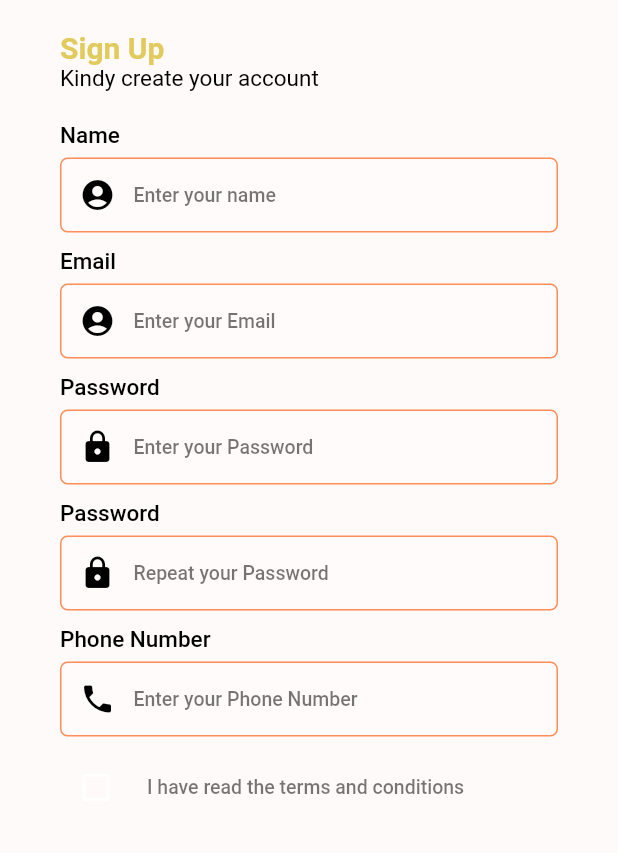
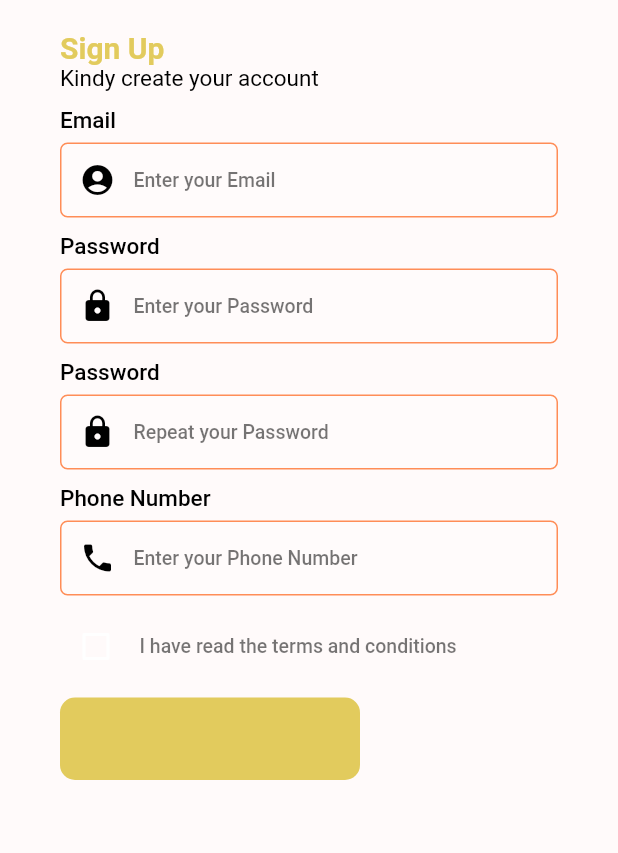
Before and after one commit to Tosin8/yummy_mobile, a Flutter app: the screen it shows after launch, on a phone screen of 412 x 824 dp, the part 153-1006 px from its top. Run offline on Flutter 3.47's test engine with Material 2 defaults, Android fonts, the phone set to English and light mode, and no system bars; our stand-ins replace font_awesome_flutter, lottie; missing offline and left inert: animator.

Commit message:
Create SignUp Button

```diff
--- a/lib/screens/form/sign_up/sign_up.dart
+++ b/lib/screens/form/sign_up/sign_up.dart
@@ -11,6 +11,7 @@ class SignUp extends StatefulWidget {
 }
 
 class _SignUpState extends State<SignUp> {
+  bool _agreed = false;
   @override
   Widget build(BuildContext context) {
     return Scaffold(
@@ -45,8 +46,6 @@ class _SignUpState extends State<SignUp> {
                       'Kindy create your account',
                       style: kSubTextStyle,
                     ),
-                    const SizedBox(height: 20),
-                    UserLabel,
                     const SizedBox(height: 10),
                     EmailLabel,
                     const SizedBox(height: 10),
@@ -56,18 +55,20 @@ class _SignUpState extends State<SignUp> {
                     const SizedBox(height: 10),
                     PhoneLabel,
                     const SizedBox(height: 10),
-                    Row(
-                      children: [
+                    Row(children: [
                       Theme(
-                            data:
-                                ThemeData(unselectedWidgetColor: Colors.white),
+                          data: ThemeData(unselectedWidgetColor: Colors.white),
                           child: Checkbox(
                             value: false,
-                              checkColor: Colors.green,
-                              activeColor: Colors.white,
-                              onChanged: (value) {},
+                            checkColor: Colors.blue,
+                            activeColor: kSecondaryColor,
+                            onChanged: (value) {
+                              setState(() {
+                                _agreed = value!;
+                              });
+                            },
                           )),
-                        const SizedBox(width: 10),
+                      const SizedBox(width: 5),
                       GestureDetector(
                           onTap: () {
                             print('Tapped');
@@ -76,15 +77,27 @@ class _SignUpState extends State<SignUp> {
                             'I have read the terms and conditions',
                             style: kFormLabelTextStyle,
                           )),
+                    ]),
                     const SizedBox(height: 10),
+                    GestureDetector(
+                      onTap: () {
+                        print('submit button has been tapped');
+                      },
+                      child: Container(
+                        width: 200,
+                        height: 55,
+                        padding: const EdgeInsets.symmetric(vertical: 25.0),
+                        decoration: BoxDecoration(
+                            color: kPrimaryColor,
+                            borderRadius: BorderRadius.circular(10)),
+                      ),
+                    )
                   ],
                 )
               ],
             ),
-              ],
           ),
         ),
-        )
       ]),
     );
   }
--- a/lib/screens/form/sign_up/widgets.dart
+++ b/lib/screens/form/sign_up/widgets.dart
@@ -1,37 +1,6 @@
 import 'package:flutter/material.dart';
 
 import '../../../constants.dart';
-
-// ignore: non_constant_identifier_names
-var UserLabel = Column(crossAxisAlignment: CrossAxisAlignment.start, children: [
-  const Text(
-    'Name',
-    style: kFormLabelStyle,
-  ),
-  const SizedBox(
-    height: 6,
-  ),
-  Container(
-      height: 50,
-      width: double.infinity,
-      alignment: Alignment.centerLeft,
-      decoration: BoxDecoration(
-          color: Colors.white10,
-          borderRadius: BorderRadius.circular(5),
-          border: Border.all(color: kSecondaryColor)),
-      child: const TextField(
-        keyboardType: TextInputType.name,
-        style: TextStyle(
-          color: Colors.black26,
-        ),
-        decoration: InputDecoration(
-            border: InputBorder.none,
-            contentPadding: EdgeInsets.only(top: 14.0),
-            prefixIcon: Icon(Icons.account_circle, color: Colors.black),
-            hintText: 'Enter your name',
-            hintStyle: kFormLabelTextStyle),
-      ))
-]);
 
 // ignore: non_constant_identifier_names
 var EmailLabel =
```
Lines whose indentation alone changed are shown as unchanged.
